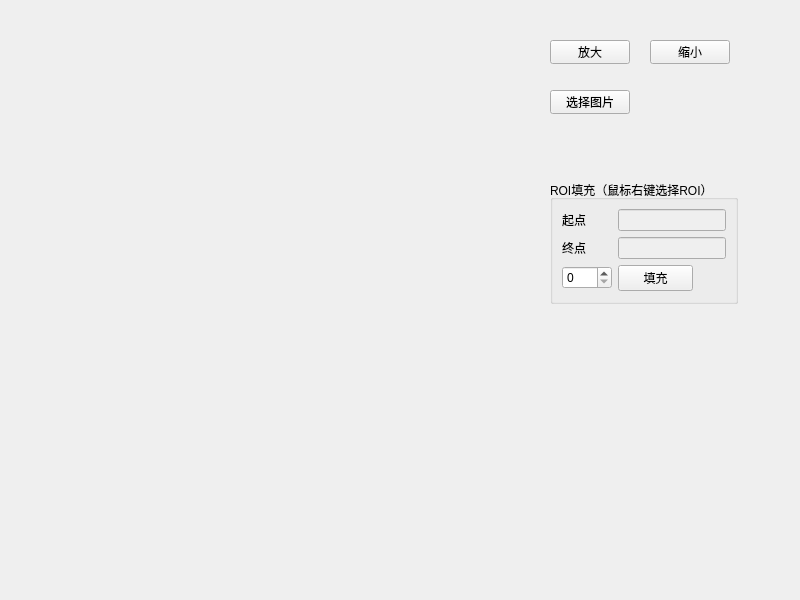
Qt form widget.ui (ChengYull/QT-RawEditTool) before a commit.
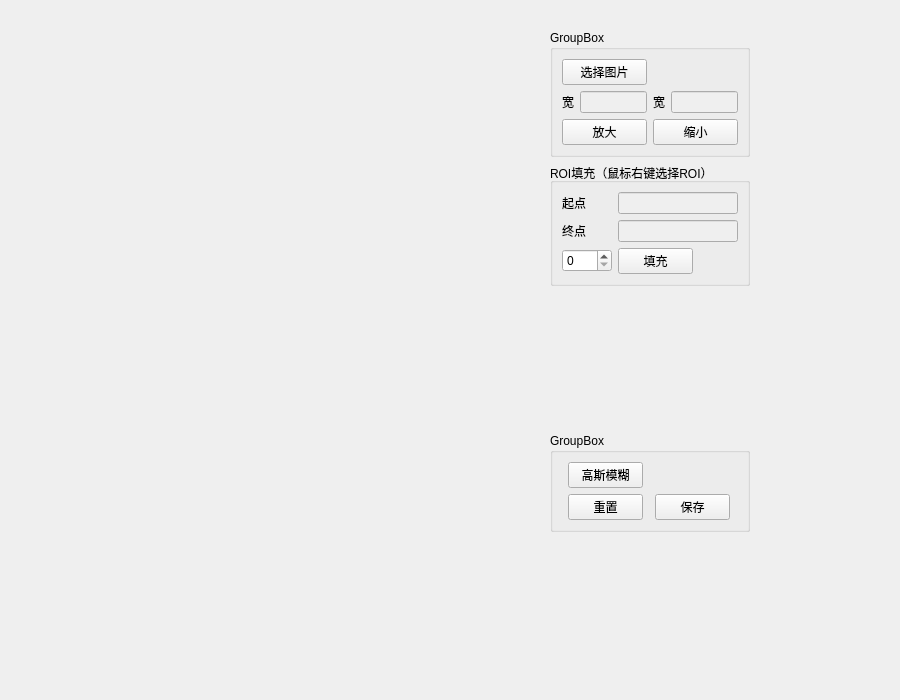
The same form after that commit. Custom widgets are drawn as their Qt base class.

Commit message: 新增三个按钮：高斯模糊、重置图片、保存图片；优化了界面显示，增加了排版，修改名称为Raw图编辑器，增加了图片宽高的显示；图片编辑工具类新增CV操 作的高斯模糊，后续可以增加其他CV操作，增加了QByteArray与Mat的相互转换；图片展示控件增加了源数据备份用于重置图片修改；优化图片渲染 逻辑，图片较小时采用QImage展示，增加了保存QByteArray的函数

Patch:
```diff
--- a/widget.ui
+++ b/widget.ui
@@ -6,75 +6,132 @@
    <rect>
     <x>0</x>
     <y>0</y>
-    <width>800</width>
-    <height>600</height>
+    <width>900</width>
+    <height>700</height>
    </rect>
   </property>
   <property name="windowTitle">
-   <string>Widget</string>
+   <string>Raw图编辑器</string>
   </property>
-  <widget class="PaintWidget" name="paintWidget" native="true">
+  <widget class="QWidget" name="">
    <property name="geometry">
     <rect>
      <x>40</x>
      <y>30</y>
-     <width>461</width>
-     <height>441</height>
+     <width>710</width>
+     <height>502</height>
     </rect>
    </property>
-  </widget>
+   <layout class="QHBoxLayout" name="mainLayout">
+    <item>
+     <widget class="PaintWidget" name="paintWidget" native="true">
+      <property name="minimumSize">
+       <size>
+        <width>500</width>
+        <height>500</height>
+       </size>
+      </property>
+     </widget>
+    </item>
+    <item>
+     <layout class="QVBoxLayout" name="verticalLayout">
+      <item>
+       <widget class="QGroupBox" name="groupBox_2">
+        <property name="maximumSize">
+         <size>
+          <width>200</width>
+          <height>200</height>
+         </size>
+        </property>
+        <property name="title">
+         <string>GroupBox</string>
+        </property>
+        <layout class="QGridLayout" name="gridLayout_2">
+         <item row="0" column="0">
+          <widget class="QPushButton" name="chooseRawBtn">
+           <property name="text">
+            <string>选择图片</string>
+           </property>
+          </widget>
+         </item>
+         <item row="1" column="0">
+          <layout class="QHBoxLayout" name="horizontalLayout">
+           <item>
+            <widget class="QLabel" name="label_3">
+             <property name="text">
+              <string>宽</string>
+             </property>
+            </widget>
+           </item>
+           <item>
+            <widget class="QLineEdit" name="widthLabel">
+             <property name="enabled">
+              <bool>false</bool>
+             </property>
+            </widget>
+           </item>
+          </layout>
+         </item>
+         <item row="1" column="1">
+          <layout class="QHBoxLayout" name="horizontalLayout_2">
+           <item>
+            <widget class="QLabel" name="label_4">
+             <property name="text">
+              <string>宽</string>
+             </property>
+            </widget>
+           </item>
+           <item>
+            <widget class="QLineEdit" name="heightLabel">
+             <property name="enabled">
+              <bool>false</bool>
+             </property>
+            </widget>
+           </item>
+          </layout>
+         </item>
+         <item row="2" column="0">
   <widget class="QPushButton" name="zoomInBtn">
-   <property name="geometry">
-    <rect>
-     <x>550</x>
-     <y>40</y>
-     <width>80</width>
-     <height>24</height>
-    </rect>
-   </property>
    <property name="text">
     <string>放大</string>
    </property>
   </widget>
+         </item>
+         <item row="2" column="1">
   <widget class="QPushButton" name="zoomOutBtn">
-   <property name="geometry">
-    <rect>
-     <x>650</x>
-     <y>40</y>
-     <width>80</width>
-     <height>24</height>
-    </rect>
-   </property>
    <property name="text">
     <string>缩小</string>
    </property>
   </widget>
-  <widget class="QPushButton" name="chooseRawBtn">
-   <property name="geometry">
-    <rect>
-     <x>550</x>
-     <y>90</y>
-     <width>80</width>
-     <height>24</height>
-    </rect>
-   </property>
-   <property name="text">
-    <string>选择图片</string>
-   </property>
-  </widget>
+         </item>
+        </layout>
+       </widget>
+      </item>
+      <item>
   <widget class="QGroupBox" name="groupBox">
-   <property name="geometry">
-    <rect>
-     <x>550</x>
-     <y>180</y>
-     <width>188</width>
-     <height>124</height>
-    </rect>
+        <property name="maximumSize">
+         <size>
+          <width>200</width>
+          <height>200</height>
+         </size>
    </property>
    <property name="title">
     <string>ROI填充（鼠标右键选择ROI）</string>
    </property>
    <layout class="QGridLayout" name="gridLayout">
+         <item row="2" column="1">
+          <widget class="QPushButton" name="fillValueBtn">
+           <property name="maximumSize">
+            <size>
+             <width>75</width>
+             <height>16777215</height>
+            </size>
+           </property>
+           <property name="text">
+            <string>填充</string>
+           </property>
+          </widget>
+         </item>
     <item row="0" column="0">
      <widget class="QLabel" name="label">
       <property name="text">
@@ -82,27 +139,6 @@
       </property>
      </widget>
     </item>
-    <item row="0" column="1">
-     <widget class="QLineEdit" name="ROIStartPoint">
-      <property name="enabled">
-       <bool>false</bool>
-      </property>
-     </widget>
-    </item>
-    <item row="1" column="0">
-     <widget class="QLabel" name="label_2">
-      <property name="text">
-       <string>终点</string>
-      </property>
-     </widget>
-    </item>
-    <item row="1" column="1">
-     <widget class="QLineEdit" name="ROIEndPoint">
-      <property name="enabled">
-       <bool>false</bool>
-      </property>
-     </widget>
-    </item>
     <item row="2" column="0">
      <widget class="QSpinBox" name="fillValueSpinBox">
       <property name="minimumSize">
@@ -116,18 +152,98 @@
       </property>
      </widget>
     </item>
-    <item row="2" column="1">
-     <widget class="QPushButton" name="fillValueBtn">
+         <item row="1" column="1">
+          <widget class="QLineEdit" name="ROIEndPoint">
+           <property name="enabled">
+            <bool>false</bool>
+           </property>
+          </widget>
+         </item>
+         <item row="0" column="1">
+          <widget class="QLineEdit" name="ROIStartPoint">
+           <property name="enabled">
+            <bool>false</bool>
+           </property>
+          </widget>
+         </item>
+         <item row="1" column="0">
+          <widget class="QLabel" name="label_2">
+           <property name="text">
+            <string>终点</string>
+           </property>
+          </widget>
+         </item>
+        </layout>
+       </widget>
+      </item>
+      <item>
+       <spacer name="verticalSpacer">
+        <property name="orientation">
+         <enum>Qt::Vertical</enum>
+        </property>
+        <property name="sizeHint" stdset="0">
+         <size>
+          <width>20</width>
+          <height>40</height>
+         </size>
+        </property>
+       </spacer>
+      </item>
+      <item>
+       <widget class="QGroupBox" name="groupBox_3">
       <property name="maximumSize">
        <size>
+          <width>200</width>
+          <height>200</height>
+         </size>
+        </property>
+        <property name="title">
+         <string>GroupBox</string>
+        </property>
+        <layout class="QGridLayout" name="gridLayout_3">
+         <item row="0" column="0">
+          <widget class="QPushButton" name="gaussianBtn">
+           <property name="maximumSize">
+            <size>
         <width>75</width>
         <height>16777215</height>
        </size>
       </property>
       <property name="text">
-       <string>填充</string>
-      </property>
-     </widget>
+            <string>高斯模糊</string>
+           </property>
+          </widget>
+         </item>
+         <item row="1" column="0">
+          <widget class="QPushButton" name="resetBtn">
+           <property name="maximumSize">
+            <size>
+             <width>75</width>
+             <height>16777215</height>
+            </size>
+           </property>
+           <property name="text">
+            <string>重置</string>
+           </property>
+          </widget>
+         </item>
+         <item row="1" column="1">
+          <widget class="QPushButton" name="saveBtn">
+           <property name="maximumSize">
+            <size>
+             <width>75</width>
+             <height>16777215</height>
+            </size>
+           </property>
+           <property name="text">
+            <string>保存</string>
+           </property>
+          </widget>
+         </item>
+        </layout>
+       </widget>
+      </item>
+     </layout>
     </item>
    </layout>
   </widget>
```
Lines whose indentation alone changed are shown as unchanged. The commit also changes 7 other files.
